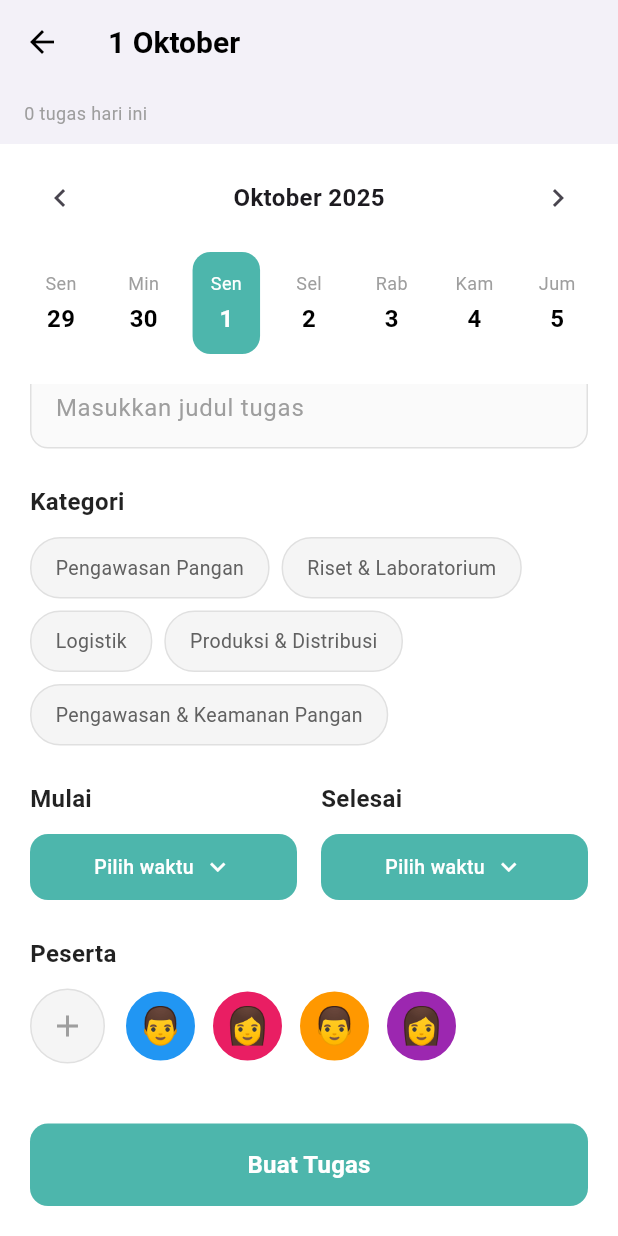
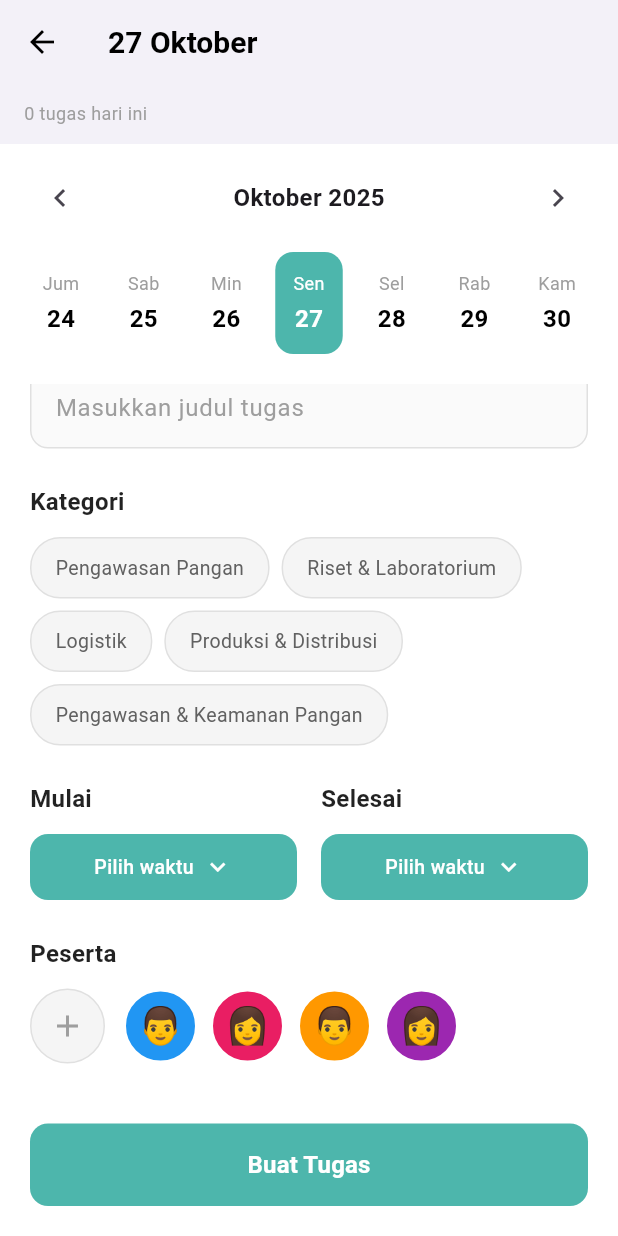
Before and after one commit to elkanajnrmanullang/SIMONI, a Flutter app: the TambahTugasScreen screen opened directly, scrolled down 66 dp, after a tap on the "chevron left" icon, after a tap on the "chevron right" icon, on a phone screen of 412 x 824 dp. Run offline on Flutter 3.47's test engine with Material 3 defaults, Android fonts, the phone set to English and light mode, and no system bars; our stand-ins replace google_fonts.

Commit message:
fix filtering date in add task

```diff
--- a/lib/add_task.dart
+++ b/lib/add_task.dart
@@ -10,6 +10,7 @@ class TambahTugasScreen extends StatefulWidget {
 
 class _TambahTugasScreenState extends State<TambahTugasScreen> {
   final GlobalKey<FormState> _formKey = GlobalKey<FormState>();
+  final ScrollController _scrollController = ScrollController();
 
   // Form controllers / state
   final TextEditingController _judulController = TextEditingController();
@@ -42,16 +43,27 @@ class _TambahTugasScreenState extends State<TambahTugasScreen> {
   ];
 
   @override
+  void initState() {
+    super.initState();
+    WidgetsBinding.instance.addPostFrameCallback((_) {
+      _scrollToSelectedDate();
+    });
+  }
+
+  @override
   void dispose() {
     _judulController.dispose();
+    _scrollController.dispose();
     super.dispose();
   }
 
-  // Calendar functions
+  // ==========================
+  // 📅 Calendar Helper Functions
+  // ==========================
+
   List<DateTime> _getWeekDays() {
     DateTime now = _selectedDate;
-    int currentWeekday = now.weekday;
-    DateTime startOfWeek = now.subtract(Duration(days: currentWeekday - 1));
+    DateTime startOfWeek = now.subtract(Duration(days: 3)); // Start 3 days before
 
     List<DateTime> weekDays = [];
     for (int i = 0; i < 7; i++) {
@@ -60,8 +72,18 @@ class _TambahTugasScreenState extends State<TambahTugasScreen> {
     return weekDays;
   }
 
+  void _scrollToSelectedDate() {
+    if (_scrollController.hasClients) {
+      _scrollController.animateTo(
+        (45.0 + 8.0) * 3, // Width of each date item + spacing, multiplied by 3 for center
+        duration: const Duration(milliseconds: 300),
+        curve: Curves.easeInOut,
+      );
+    }
+  }
+
   String _getDayName(DateTime date) {
-    const days = ['Sen', 'Min', 'Sen', 'Sel', 'Rab', 'Kam', 'Jum'];
+    const days = ['Sen', 'Sel', 'Rab', 'Kam', 'Jum', 'Sab', 'Min'];
     return days[date.weekday - 1];
   }
 
@@ -73,8 +95,12 @@ class _TambahTugasScreenState extends State<TambahTugasScreen> {
       } else {
         _selectedMonth--;
       }
-      // Update selected date to first day of new month
-      _selectedDate = DateTime(_selectedYear, _selectedMonth, 1);
+
+      int maxDay = DateUtils.getDaysInMonth(_selectedYear, _selectedMonth);
+      int newDay = _selectedDate.day.clamp(1, maxDay);
+
+      _selectedDate = DateTime(_selectedYear, _selectedMonth, newDay);
+      _scrollToSelectedDate();
     });
   }
 
@@ -86,8 +112,12 @@ class _TambahTugasScreenState extends State<TambahTugasScreen> {
       } else {
         _selectedMonth++;
       }
-      // Update selected date to first day of new month
-      _selectedDate = DateTime(_selectedYear, _selectedMonth, 1);
+
+      int maxDay = DateUtils.getDaysInMonth(_selectedYear, _selectedMonth);
+      int newDay = _selectedDate.day.clamp(1, maxDay);
+
+      _selectedDate = DateTime(_selectedYear, _selectedMonth, newDay);
+      _scrollToSelectedDate();
     });
   }
 
--- a/lib/main.dart
+++ b/lib/main.dart
@@ -1,5 +1,6 @@
 import 'package:flutter/material.dart';
 import 'package:simoni/splash_screen.dart';
+import 'package:simoni/home_screen.dart';
 
 void main() {
   runApp(const MyApp());
@@ -13,7 +14,7 @@ class MyApp extends StatelessWidget {
     return MaterialApp(
       title: 'SIMONI App',
       theme: ThemeData(primarySwatch: Colors.blue),
-      home: const SplashScreen(),
+      home: const HomeScreen(),
       debugShowCheckedModeBanner: false,
     );
   }
```
